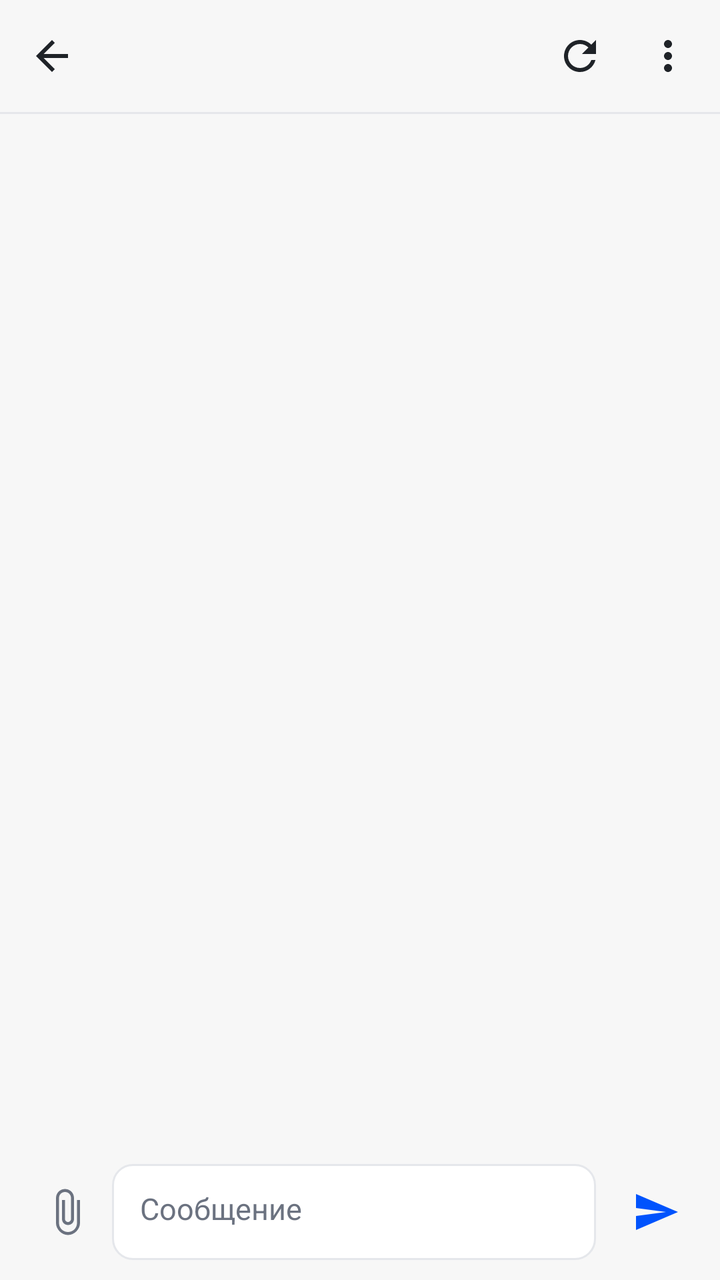
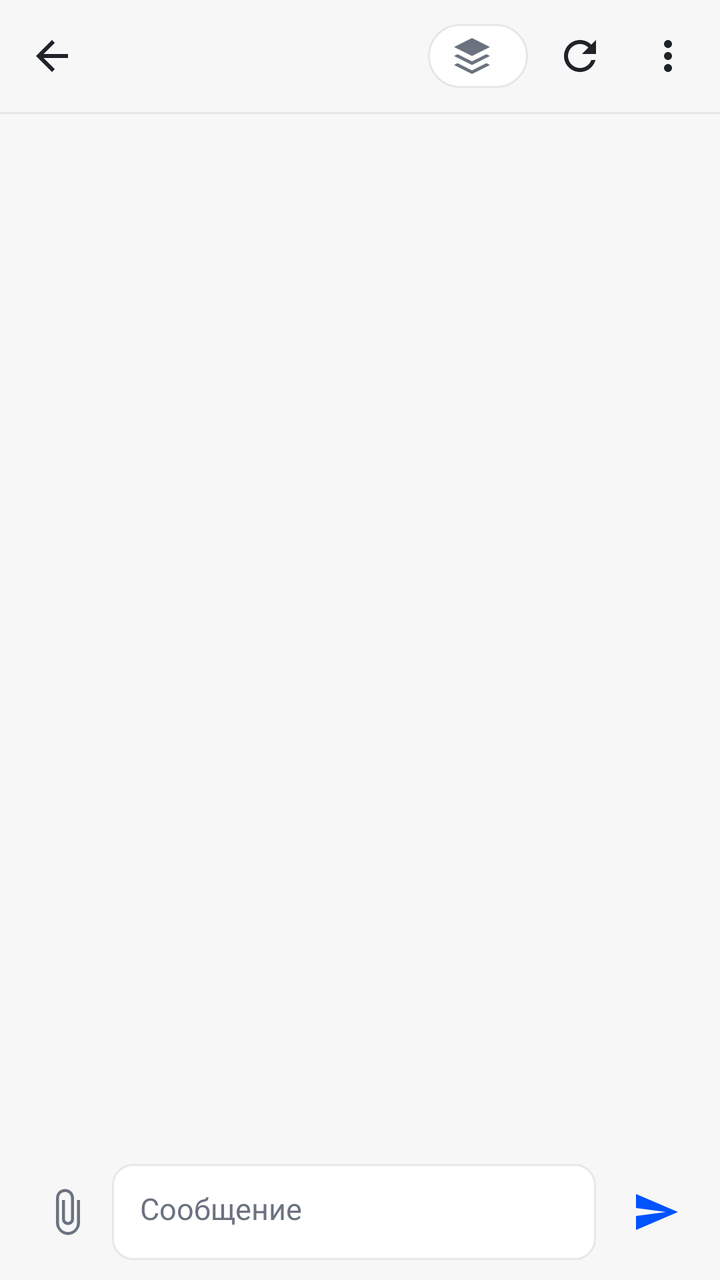

An Android layout rendered at two revisions. The XML below is the earlier revision; the diff shows what the commit changed to produce the second picture.
<!-- AndroidManifest.xml: activity theme Theme.Hermes -->
<!-- res/layout/activity_chat.xml -->
<?xml version="1.0" encoding="utf-8"?>
<LinearLayout xmlns:android="http://schemas.android.com/apk/res/android"
    android:layout_width="match_parent"
    android:layout_height="match_parent"
    android:background="@color/app_bg"
    android:orientation="vertical">

    
    <LinearLayout
        android:layout_width="match_parent"
        android:layout_height="56dp"
        android:background="@color/app_bg"
        android:gravity="center_vertical"
        android:orientation="horizontal"
        android:paddingStart="4dp"
        android:paddingEnd="4dp">

        <ImageButton
            android:id="@+id/btnBack"
            android:layout_width="44dp"
            android:layout_height="44dp"
            android:background="?android:attr/selectableItemBackgroundBorderless"
            android:contentDescription="@string/back"
            android:src="@drawable/ic_back"
            android:tint="@color/text_primary" />

        <TextView
            android:id="@+id/title"
            android:layout_width="0dp"
            android:layout_height="wrap_content"
            android:layout_marginStart="4dp"
            android:layout_weight="1"
            android:ellipsize="end"
            android:maxLines="1"
            android:textColor="@color/text_primary"
            android:textSize="16sp"
            android:textStyle="bold" />

        <ImageButton
            android:id="@+id/btnReload"
            android:layout_width="44dp"
            android:layout_height="44dp"
            android:background="?android:attr/selectableItemBackgroundBorderless"
            android:contentDescription="@string/refresh"
            android:src="@drawable/ic_refresh"
            android:tint="@color/text_primary" />

        <ImageButton
            android:id="@+id/btnMore"
            android:layout_width="44dp"
            android:layout_height="44dp"
            android:background="?android:attr/selectableItemBackgroundBorderless"
            android:contentDescription="@string/session_actions"
            android:src="@drawable/ic_more"
            android:tint="@color/text_primary" />
    </LinearLayout>

    <View
        android:layout_width="match_parent"
        android:layout_height="1dp"
        android:background="@color/divider" />

    <FrameLayout
        android:layout_width="match_parent"
        android:layout_height="0dp"
        android:layout_weight="1">

        <androidx.recyclerview.widget.RecyclerView
            android:id="@+id/messages"
            android:layout_width="match_parent"
            android:layout_height="match_parent"
            android:clipToPadding="false"
            android:paddingTop="8dp"
            android:paddingBottom="8dp"
            android:scrollbars="none" />

        
        <TextView
            android:id="@+id/timeline"
            android:layout_width="wrap_content"
            android:layout_height="wrap_content"
            android:layout_gravity="center_horizontal|top"
            android:layout_marginTop="6dp"
            android:alpha="0"
            android:background="@drawable/bg_chip"
            android:paddingStart="12dp"
            android:paddingTop="5dp"
            android:paddingEnd="12dp"
            android:paddingBottom="5dp"
            android:textColor="@color/text_primary"
            android:textSize="11sp" />
    </FrameLayout>

    <TextView
        android:id="@+id/status"
        android:layout_width="match_parent"
        android:layout_height="wrap_content"
        android:paddingStart="16dp"
        android:paddingEnd="16dp"
        android:paddingBottom="4dp"
        android:textColor="@color/text_secondary"
        android:textSize="12sp"
        android:visibility="gone" />

    
    <FrameLayout
        android:id="@+id/attachPreview"
        android:layout_width="wrap_content"
        android:layout_height="wrap_content"
        android:layout_gravity="start"
        android:layout_marginStart="16dp"
        android:layout_marginBottom="4dp"
        android:visibility="gone">

        <ImageView
            android:id="@+id/attachThumb"
            android:layout_width="120dp"
            android:layout_height="120dp"
            android:contentDescription="@string/attached_image"
            android:scaleType="centerCrop" />

        <ImageButton
            android:id="@+id/attachRemove"
            android:layout_width="32dp"
            android:layout_height="32dp"
            android:layout_gravity="end|top"
            android:background="#AA000000"
            android:contentDescription="@string/remove_image"
            android:src="@drawable/ic_back"
            android:tint="@color/text_primary" />
    </FrameLayout>

    
    <LinearLayout
        android:layout_width="match_parent"
        android:layout_height="wrap_content"
        android:background="@color/app_bg"
        android:gravity="bottom"
        android:orientation="horizontal"
        android:paddingStart="12dp"
        android:paddingTop="6dp"
        android:paddingEnd="8dp"
        android:paddingBottom="10dp">

        <ImageButton
            android:id="@+id/btnAttach"
            android:layout_width="44dp"
            android:layout_height="48dp"
            android:background="?android:attr/selectableItemBackgroundBorderless"
            android:contentDescription="@string/attach_image"
            android:src="@drawable/ic_attach"
            android:tint="@color/text_secondary" />

        <EditText
            android:id="@+id/input"
            android:layout_width="0dp"
            android:layout_height="wrap_content"
            android:layout_weight="1"
            android:background="@drawable/bg_search"
            android:gravity="top|start"
            android:hint="@string/composer_hint"
            android:importantForAutofill="no"
            android:inputType="textCapSentences|textMultiLine"
            android:maxLines="6"
            android:minHeight="48dp"
            android:paddingStart="14dp"
            android:paddingTop="12dp"
            android:paddingEnd="14dp"
            android:paddingBottom="12dp"
            android:textColor="@color/text_primary"
            android:textColorHint="@color/text_secondary"
            android:textSize="15sp"
            android:autofillHints="" />

        <ImageButton
            android:id="@+id/btnSend"
            android:layout_width="48dp"
            android:layout_height="48dp"
            android:layout_marginStart="6dp"
            android:background="?android:attr/selectableItemBackgroundBorderless"
            android:contentDescription="@string/send"
            android:src="@drawable/ic_send"
            android:tint="@color/accent" />

        <ImageButton
            android:id="@+id/btnSteer"
            android:layout_width="40dp"
            android:layout_height="48dp"
            android:layout_marginStart="2dp"
            android:background="?android:attr/selectableItemBackgroundBorderless"
            android:contentDescription="@string/steer"
            android:src="@drawable/ic_steer"
            android:tint="@color/accent"
            android:visibility="gone" />
    </LinearLayout>
</LinearLayout>
<!-- resources referenced by this layout -->
<resources>
  <color name="accent">#0053fd</color>
  <color name="app_bg">#f7f7f7</color>
  <color name="divider">#e5e7eb</color>
  <color name="text_primary">#1f2328</color>
  <color name="text_secondary">#6b7280</color>
  <!-- drawable bg_chip (drawable) -->
  <?xml version="1.0" encoding="utf-8"?>
  <shape xmlns:android="http://schemas.android.com/apk/res/android" android:shape="rectangle">
      <solid android:color="@color/card_bg" />
      <corners android:radius="18dp" />
      <stroke android:width="1dp" android:color="@color/divider" />
  </shape>
  <!-- drawable bg_search (drawable) -->
  <?xml version="1.0" encoding="utf-8"?>
  <shape xmlns:android="http://schemas.android.com/apk/res/android" android:shape="rectangle">
      <solid android:color="@color/card_bg" />
      <corners android:radius="10dp" />
      <stroke android:width="1dp" android:color="@color/divider" />
  </shape>
  <!-- drawable ic_back (drawable) -->
  <vector xmlns:android="http://schemas.android.com/apk/res/android"
      android:width="24dp"
      android:height="24dp"
      android:viewportWidth="24"
      android:viewportHeight="24">
      <path
          android:fillColor="#FF000000"
          android:pathData="M20,11H7.83l5.59,-5.59L12,4l-8,8 8,8 1.41,-1.41L7.83,13H20v-2z" />
  </vector>
  <!-- drawable ic_send (drawable) -->
  <vector xmlns:android="http://schemas.android.com/apk/res/android"
      android:width="24dp"
      android:height="24dp"
      android:viewportWidth="24"
      android:viewportHeight="24">
      <path
          android:fillColor="#FF000000"
          android:pathData="M2.01,21L23,12 2.01,3 2,10l15,2 -15,2z" />
  </vector>
  <!-- drawable ic_steer (drawable) -->
  <vector xmlns:android="http://schemas.android.com/apk/res/android"
      android:width="24dp"
      android:height="24dp"
      android:viewportWidth="24"
      android:viewportHeight="24">
      <path
          android:fillColor="#FF000000"
          android:pathData="M4,12l6,-6v4h6a2,2 0 0 1 2,2v6h-2v-6h-6v4z" />
      <path
          android:fillColor="#FF000000"
          android:pathData="M17,4l4,4l-4,4v-3h-3v-2h3z" />
  </vector>
  <string name="attach_image">Прикрепить картинку</string>
  <string name="attached_image">Картинка</string>
  <string name="back">Назад</string>
  <string name="composer_hint">Сообщение</string>
  <string name="refresh">Обновить</string>
  <string name="remove_image">Убрать картинку</string>
  <string name="send">Отправить</string>
  <string name="session_actions">Сеанс</string>
  <string name="steer">В поток</string>
  <style name="Theme.Hermes" parent="@android:style/Theme.Material.Light.NoActionBar">
          <item name="android:windowBackground">@color/splash_bg</item>
          <item name="android:statusBarColor">@color/splash_bg</item>
          <item name="android:navigationBarColor">@color/splash_bg</item>
          <item name="android:windowLightStatusBar">true</item>
          <item name="android:windowLightNavigationBar">true</item>
      </style>
  <color name="card_bg">#ffffff</color>
  <color name="splash_bg">#f7f7f7</color>
  <!-- unchanged entries left out for length: 3 -->
</resources>

<!-- the commit's change to res/layout/activity_chat.xml (unified diff, before → after) -->
@@ -35,6 +35,24 @@
             android:textColor="@color/text_primary"
             android:textSize="16sp"
             android:textStyle="bold" />
+
+        
+        <TextView
+            android:id="@+id/btnModel"
+            android:layout_width="wrap_content"
+            android:layout_height="32dp"
+            android:layout_marginEnd="4dp"
+            android:background="@drawable/bg_chip"
+            android:drawableStart="@drawable/ic_model"
+            android:drawablePadding="6dp"
+            android:drawableTint="@color/text_secondary"
+            android:ellipsize="end"
+            android:gravity="center_vertical"
+            android:maxLines="1"
+            android:paddingStart="10dp"
+            android:paddingEnd="10dp"
+            android:textColor="@color/text_secondary"
+            android:textSize="12sp" />
 
         <ImageButton
             android:id="@+id/btnReload"
<!-- resource entries referenced after the edit -->
@@ -28,6 +28,23 @@
       <path
           android:fillColor="#FF000000"
           android:pathData="M20,11H7.83l5.59,-5.59L12,4l-8,8 8,8 1.41,-1.41L7.83,13H20v-2z" />
+  </vector>
+  <!-- drawable ic_model (drawable) -->
+  <vector xmlns:android="http://schemas.android.com/apk/res/android"
+      android:width="24dp"
+      android:height="24dp"
+      android:viewportWidth="24"
+      android:viewportHeight="24">
+      
+      <path
+          android:fillColor="#FF000000"
+          android:pathData="M12,3l9,4.5l-9,4.5l-9,-4.5z" />
+      <path
+          android:fillColor="#FF000000"
+          android:pathData="M4.8,11.1l7.2,3.6l7.2,-3.6l1.8,0.9l-9,4.5l-9,-4.5z" />
+      <path
+          android:fillColor="#FF000000"
+          android:pathData="M4.8,15.6l7.2,3.6l7.2,-3.6l1.8,0.9l-9,4.5l-9,-4.5z" />
   </vector>
   <!-- drawable ic_send (drawable) -->
   <vector xmlns:android="http://schemas.android.com/apk/res/android"
